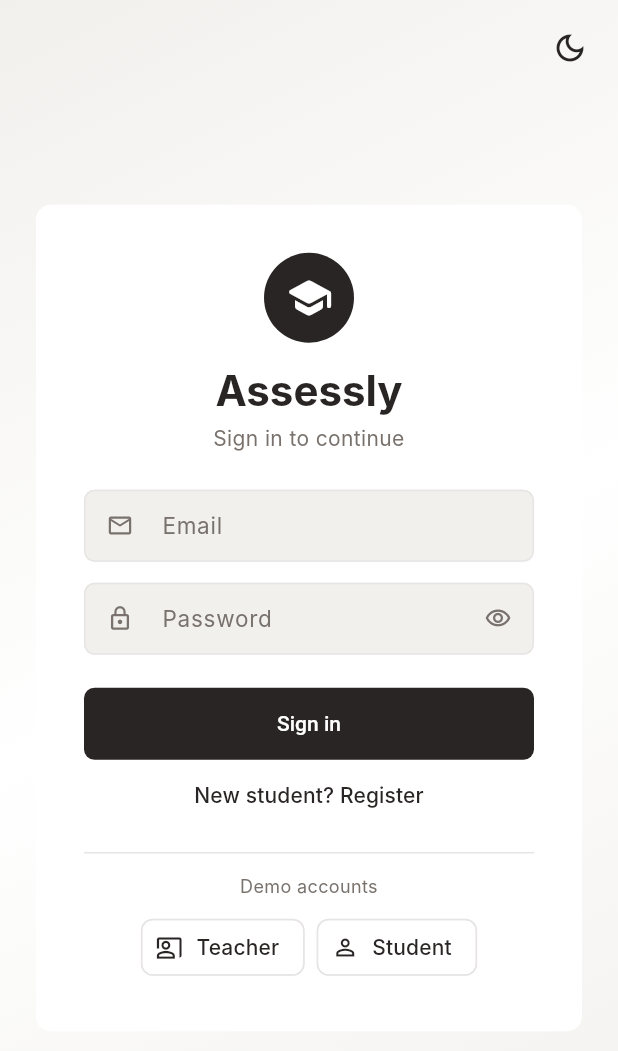
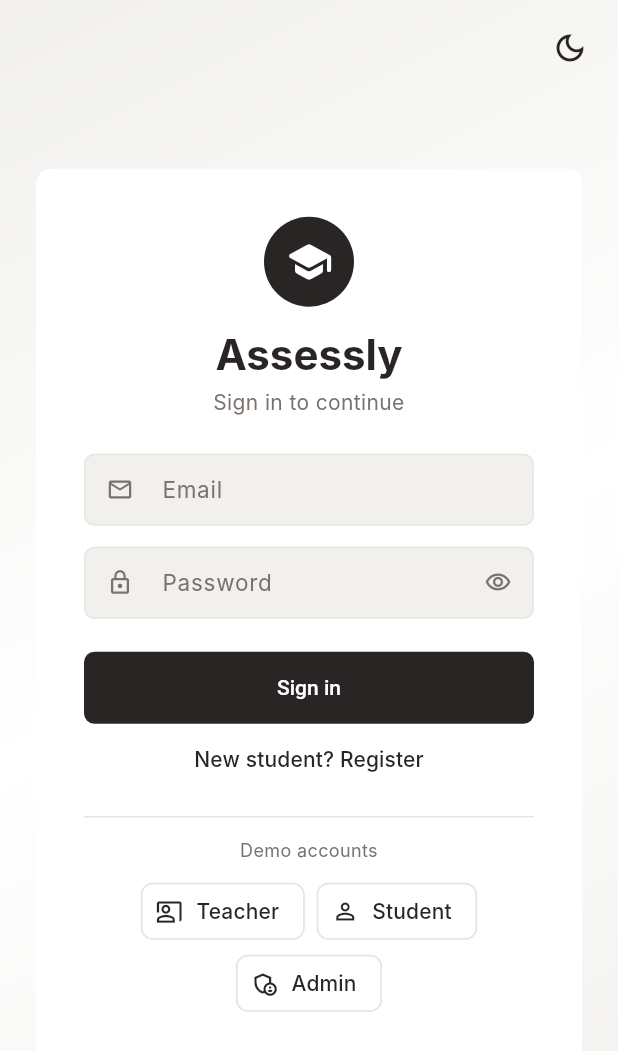
Before and after one commit to shikhar11x/Assessly, a Flutter app: the screen it shows after launch, on a phone screen of 412 x 824 dp. Shown: the top 1051 px of the screen. Run offline on Flutter 3.47's test engine with Material 3 defaults, Android fonts, the phone set to English and light mode, and no system bars; our stand-ins replace flutter_bloc, shared_preferences; accounts and stored records are empty; Roboto replaces fonts that are missing (Inter).

Commit message:
feat(frontend): route admin role and add admin demo chip

```diff
--- a/application/frontend/assessly_flutter/lib/features/auth/login_page.dart
+++ b/application/frontend/assessly_flutter/lib/features/auth/login_page.dart
@@ -202,16 +202,28 @@ class _LoginPageState extends State<LoginPage> {
                             alignment: WrapAlignment.center,
                             spacing: 8,
                             children: [
-                              ActionChip(
-                                avatar: const Icon(Icons.co_present_outlined, size: 18),
-                                label: const Text('Teacher'),
-                                onPressed: () => _fillDemo('teacher@assessly.local'),
-                              ),
-                              ActionChip(
-                                avatar: const Icon(Icons.person_outline, size: 18),
-                                label: const Text('Student'),
-                                onPressed: () => _fillDemo('asha@assessly.local'),
-                              ),
+                              for (final d in const [
+                                (
+                                  'Teacher',
+                                  Icons.co_present_outlined,
+                                  'teacher@assessly.local',
+                                ),
+                                (
+                                  'Student',
+                                  Icons.person_outline,
+                                  'asha@assessly.local',
+                                ),
+                                (
+                                  'Admin',
+                                  Icons.admin_panel_settings_outlined,
+                                  'admin@assessly.local',
+                                ),
+                              ])
+                                ActionChip(
+                                  avatar: Icon(d.$2, size: 18),
+                                  label: Text(d.$1),
+                                  onPressed: () => _fillDemo(d.$3),
+                                ),
                             ],
                           ),
                         ],
--- a/application/frontend/assessly_flutter/lib/main.dart
+++ b/application/frontend/assessly_flutter/lib/main.dart
@@ -4,6 +4,7 @@ import 'package:provider/provider.dart';
 import 'core/api_client.dart';
 import 'core/theme.dart';
 import 'features/auth/auth_state.dart';
+import 'features/admin/admin_home.dart';
 import 'features/auth/login_page.dart';
 import 'features/student/student_home.dart';
 import 'features/teacher/teacher_home.dart';
@@ -63,6 +64,13 @@ class _Gate extends StatelessWidget {
     final auth = context.watch<AuthState>();
     if (!auth.ready) return const Scaffold(body: Center(child: CircularProgressIndicator()));
     if (!auth.signedIn) return const LoginPage();
-    return auth.user!.role == 'teacher' ? const TeacherHome() : const StudentHome();
+    switch (auth.user!.role) {
+      case 'admin':
+        return const AdminHome();
+      case 'teacher':
+        return const TeacherHome();
+      default:
+        return const StudentHome();
+    }
   }
 }
```
